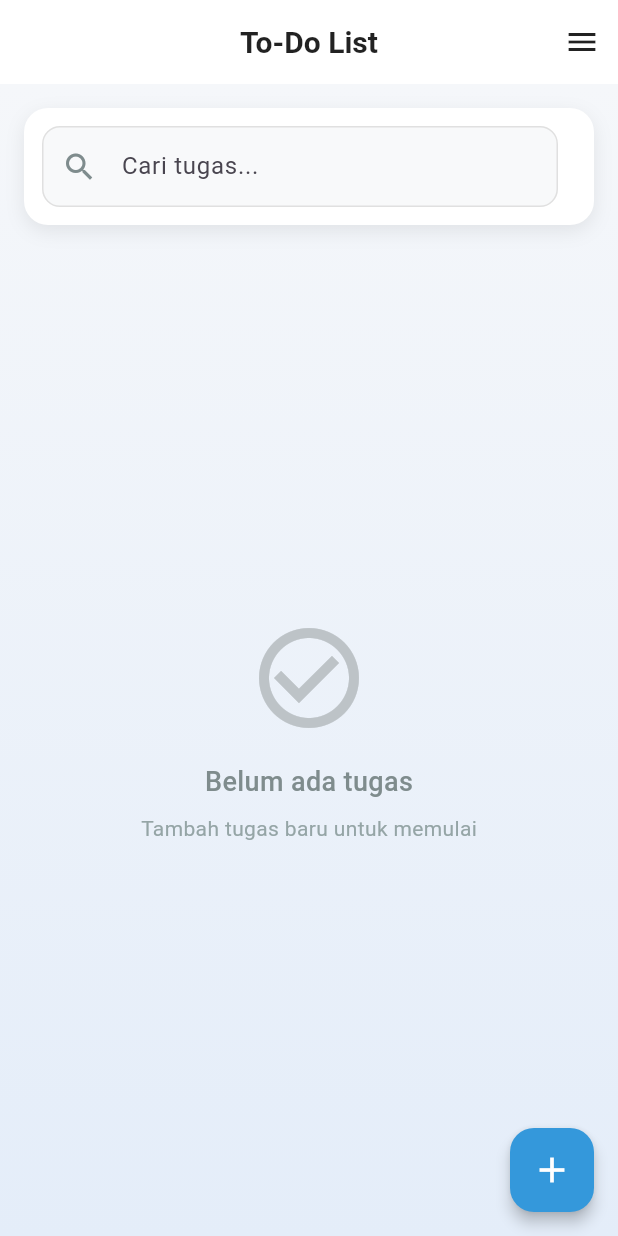
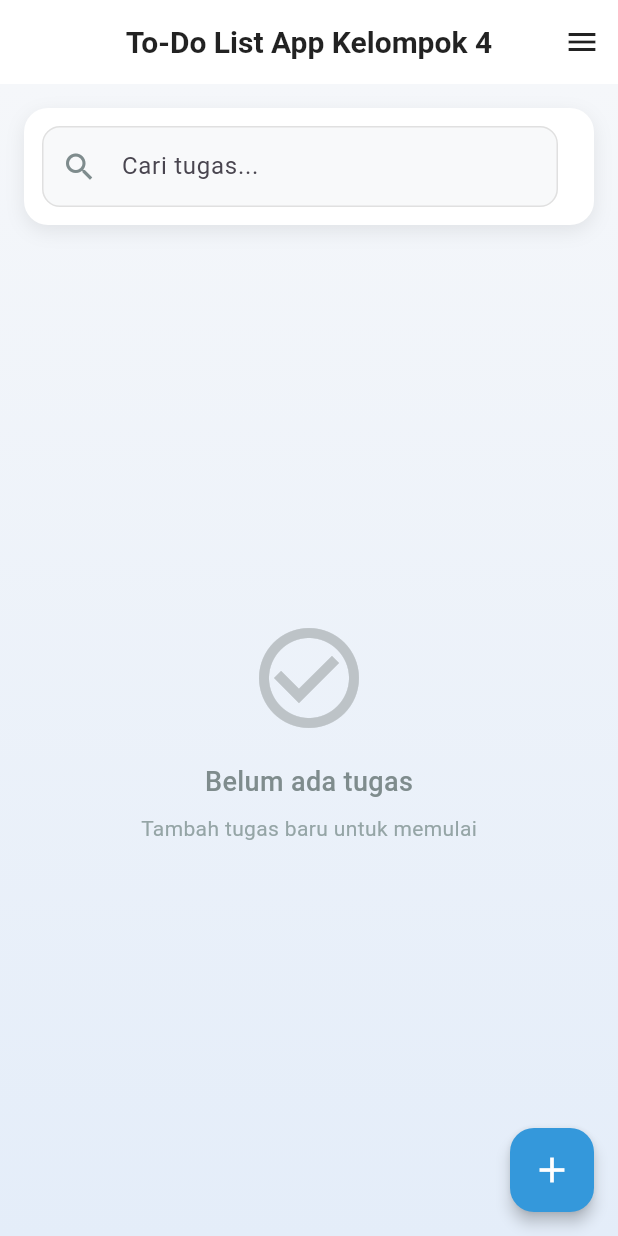
Before and after one commit to SCFJR/pdp_uts_crud-flutter, a Flutter app: the screen it shows after launch, on a phone screen of 412 x 824 dp. Run offline on Flutter 3.47's test engine with Material 3 defaults, Android fonts, the phone set to English and light mode, and no system bars; our stand-ins replace shared_preferences.

Commit message:
menambahkan code baru di repository

```diff
--- a/lib/pages/homepage.dart
+++ b/lib/pages/homepage.dart
@@ -194,7 +194,7 @@ class _TodoHomePageState extends State<TodoHomePage> {
             crossAxisAlignment: CrossAxisAlignment.start,
             children: [
               const Text("1. Muhammad Fajar Andima Maulana (2510631150059)", style: TextStyle(fontSize: 14)),
-              const Text("2. MUHAMMAD ATHARALTAMIS (2510631150097)", style: TextStyle(fontSize: 14)),
+              const Text("2. Muhammad Atharaltamis (2510631150097)", style: TextStyle(fontSize: 14)),
               const Text("3. Fajar Masari Hariyanto (2510631150089)", style: TextStyle(fontSize: 14)),
               const Text("4. Satria Agung Pratama (2510631150104)", style: TextStyle(fontSize: 14)),
               const Text("5. Kurnia Adi Ramadhan (2510631150093)", style: TextStyle(fontSize: 14)),
@@ -256,7 +256,7 @@ class _TodoHomePageState extends State<TodoHomePage> {
   Widget build(BuildContext context) {
     return Scaffold(
       appBar: AppBar(
-        title: const Text("To-Do List", style: TextStyle(color: Colors.black87, fontWeight: FontWeight.bold)),
+        title: const Text("To-Do List App Kelompok 4", style: TextStyle(color: Colors.black87, fontWeight: FontWeight.bold)),
         centerTitle: true, // Center the title to ensure it's clearly visible
         backgroundColor: Colors.white,
         foregroundColor: Colors.black87,
```
